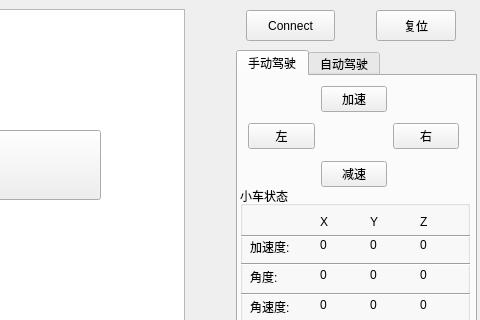
Before: the Qt Designer form AICarDemo/aicardemo.ui in qq936859639/test2, drawn with Qt 5; both pictures show x 544 to 1024 and y 0 to 320 of the 1024 by 552 pixel window.
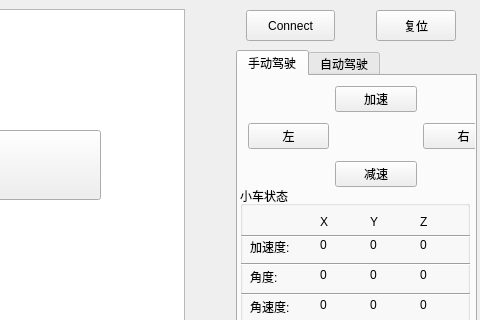
After: the same form once the commit is applied. The open tabs and pages were chosen to show the change. Icons and pictures are not drawn.

What changed in the file:
```diff
--- a/AICarDemo/aicardemo.ui
+++ b/AICarDemo/aicardemo.ui
@@ -128,7 +128,7 @@
       <rect>
        <x>10</x>
        <y>10</y>
-       <width>211</width>
+       <width>256</width>
        <height>101</height>
       </rect>
      </property>
```
Left out of the diff: 2 changed lines with no effect on the pictures.
